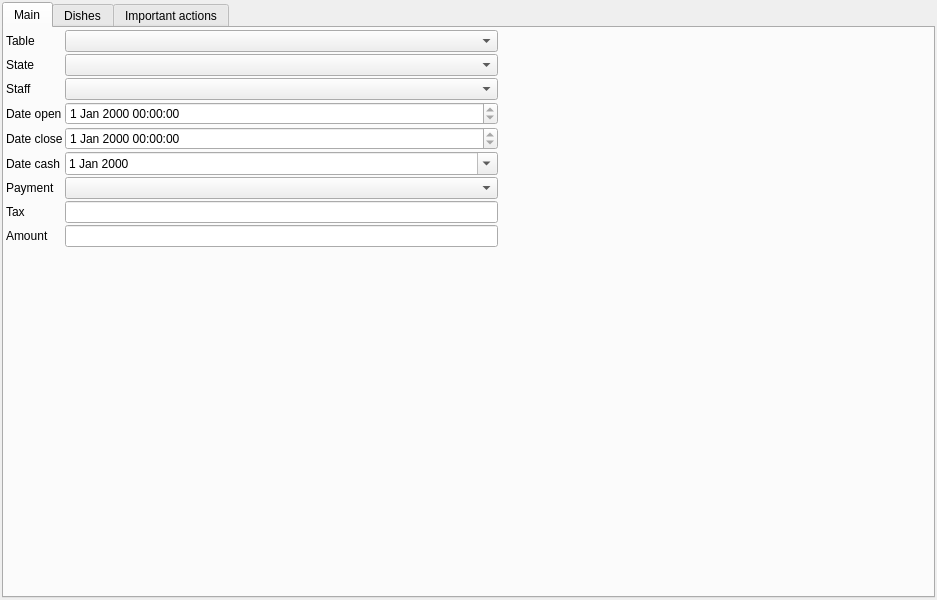
Qt form CafeV4_Manager/dlgorder.ui (End1-1/CafeV4) before a commit.
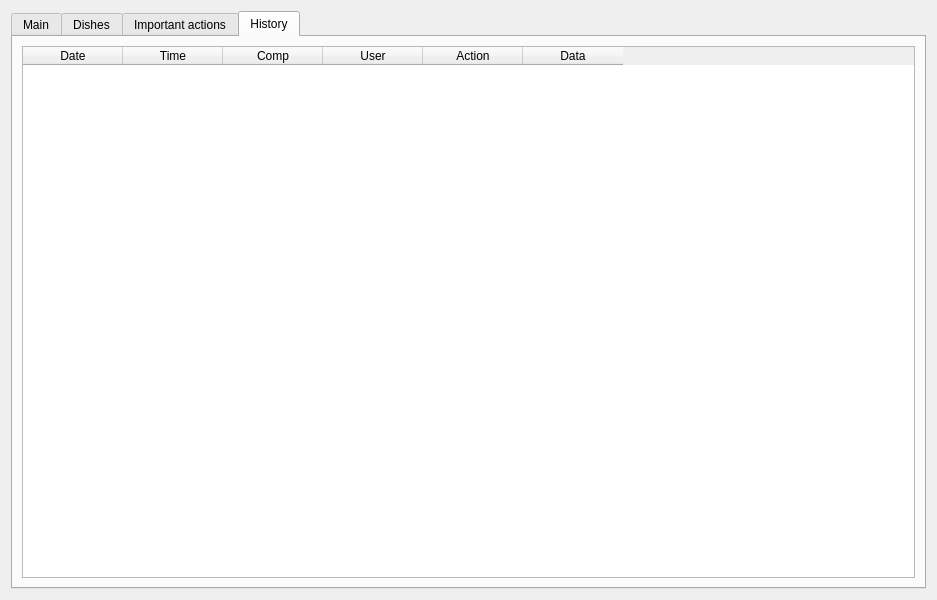
The same form after that commit. The open tabs and pages were chosen to show the change. Custom widgets are drawn as their Qt base class.

```diff
--- a/CafeV4_Manager/dlgorder.ui
+++ b/CafeV4_Manager/dlgorder.ui
@@ -1,7 +1,7 @@
 <?xml version="1.0" encoding="UTF-8"?>
 <ui version="4.0">
  <class>DlgOrder</class>
- <widget class="QMainWindow" name="DlgOrder">
+ <widget class="QWidget" name="DlgOrder">
   <property name="geometry">
    <rect>
     <x>0</x>
@@ -13,23 +13,7 @@
   <property name="windowTitle">
    <string>MainWindow</string>
   </property>
-  <widget class="QWidget" name="centralwidget">
-   <layout class="QVBoxLayout" name="verticalLayout">
-    <property name="spacing">
-     <number>2</number>
-    </property>
-    <property name="leftMargin">
-     <number>2</number>
-    </property>
-    <property name="topMargin">
-     <number>2</number>
-    </property>
-    <property name="rightMargin">
-     <number>2</number>
-    </property>
-    <property name="bottomMargin">
-     <number>2</number>
-    </property>
+  <layout class="QHBoxLayout" name="horizontalLayout_2">
     <item>
      <widget class="QTabWidget" name="tabWidget">
       <property name="currentIndex">
@@ -383,10 +367,50 @@
         </item>
        </layout>
       </widget>
+     <widget class="QWidget" name="tab_4">
+      <attribute name="title">
+       <string>History</string>
+      </attribute>
+      <layout class="QHBoxLayout" name="horizontalLayout_3">
+       <item>
+        <widget class="CustomTableWidget" name="tblHistory">
+         <column>
+          <property name="text">
+           <string>Date</string>
+          </property>
+         </column>
+         <column>
+          <property name="text">
+           <string>Time</string>
+          </property>
+         </column>
+         <column>
+          <property name="text">
+           <string>Comp</string>
+          </property>
+         </column>
+         <column>
+          <property name="text">
+           <string>User</string>
+          </property>
+         </column>
+         <column>
+          <property name="text">
+           <string>Action</string>
+          </property>
+         </column>
+         <column>
+          <property name="text">
+           <string>Data</string>
+          </property>
+         </column>
      </widget>
     </item>
    </layout>
   </widget>
+    </widget>
+   </item>
+  </layout>
  </widget>
  <customwidgets>
   <customwidget>
```
Lines whose indentation alone changed are shown as unchanged.
